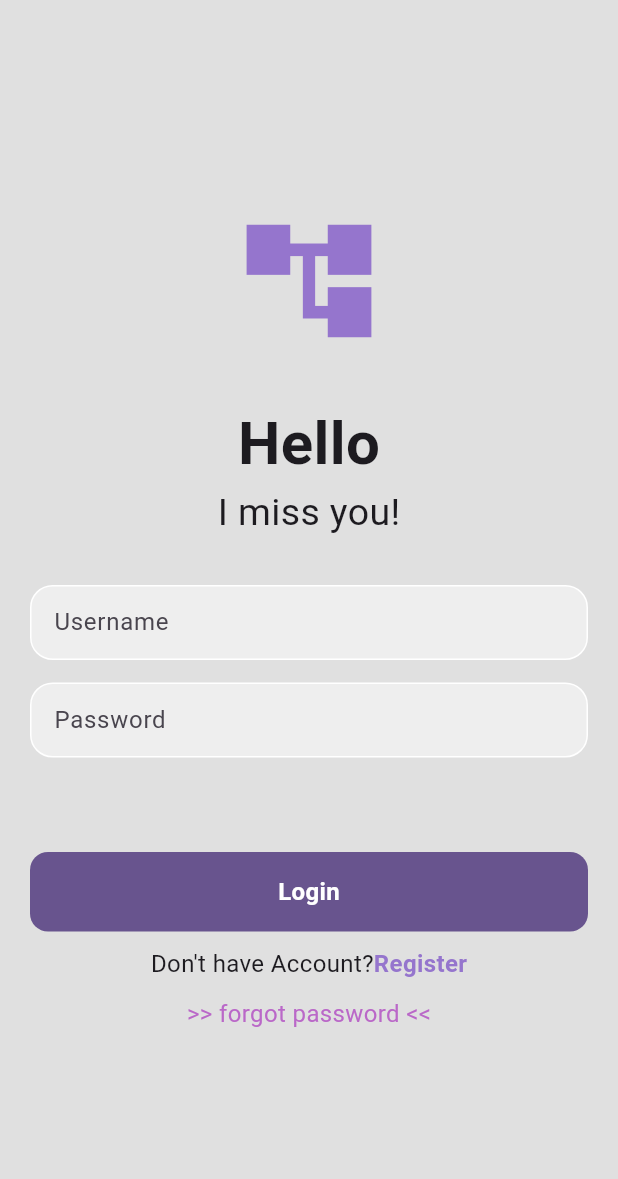
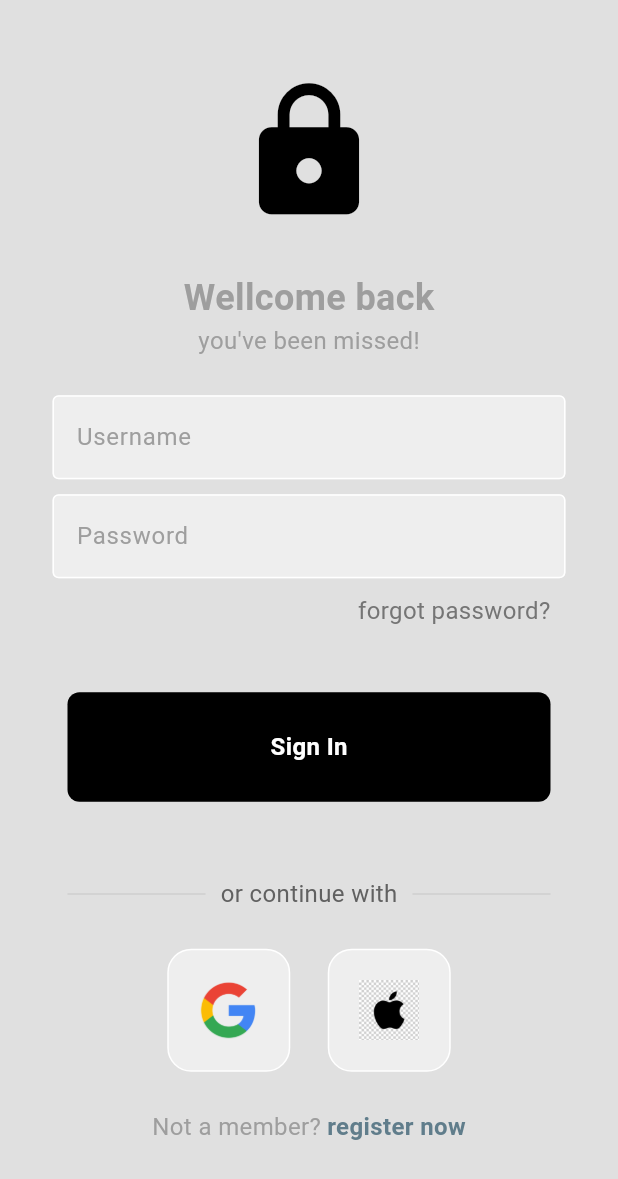
Before and after one commit to MiDouHsk/FlutterGit, a Flutter app: the PageLogin screen opened by its route, on a phone screen of 412 x 824 dp. Shown: the top 1179 px of the screen. Run offline on Flutter 3.47's test engine with Material 2 defaults, Android fonts, the phone set to English and light mode, and no system bars; our stand-ins replace dio, google_fonts, shared_preferences; accounts and stored records are empty.

Commit message:
update code

```diff
--- a/lib/main.dart
+++ b/lib/main.dart
@@ -60,7 +60,7 @@ class MyApp extends StatelessWidget {
         colorScheme: ColorScheme.fromSeed(seedColor: Colors.deepPurple),
         useMaterial3: true,
       ),
-      home: PageMain(),
+      home: PageLogin(),
     );
   }
 }
--- a/lib/providers/loginviewmodel.dart
+++ b/lib/providers/loginviewmodel.dart
@@ -3,7 +3,7 @@ import 'package:flutter_application_2/services/api_service.dart';
 
 class LoginViewModel with ChangeNotifier {
   String errorMessage = "";
-  int status = 0; //  0- not login 1 - waiting 2 - error 3 - login
+  int status = 0; //  0- not login/ 1 - waiting/ 2 - error/ 3 - login
   final api = ApiService();
   Future<void> login(String username, String password) async {
     status = 1;
@@ -17,6 +17,10 @@ class LoginViewModel with ChangeNotifier {
         status = 3;
       }
       notifyListeners();
-    } catch (e) {}
+    } catch (e) {
+      print("Lỗi khi đăng nhập: $e");
+      status = 2;
+      errorMessage = "Đã xảy ra lỗi khi đăng nhập.";
+    }
   }
 }
--- /dev/null
+++ b/lib/providers/square_title.dart
@@ -0,0 +1,22 @@
+import 'package:flutter/material.dart';
+
+class SquareTitle extends StatelessWidget {
+  final String imagePath;
+  const SquareTitle({super.key, required this.imagePath});
+
+  @override
+  Widget build(BuildContext context) {
+    return Container(
+      padding: EdgeInsets.all(20.0),
+      decoration: BoxDecoration(
+        border: Border.all(color: Colors.white),
+        borderRadius: BorderRadius.circular(16),
+        color: Colors.grey[200],
+      ),
+      child: Image.asset(
+        imagePath,
+        height: 40,
+      ),
+    );
+  }
+}
--- a/lib/ui/AppConstant.dart
+++ b/lib/ui/AppConstant.dart
@@ -2,13 +2,13 @@ import 'package:flutter/material.dart';
 import 'package:google_fonts/google_fonts.dart';
 
 class AppConstant {
-  static TextStyle textfancyheader = GoogleFonts.flavors(
+  static TextStyle textfancyheader = GoogleFonts.roboto(
     fontSize: 40,
-    color: Colors.deepPurple[300],
+    color: Colors.grey[700],
   );
-  static TextStyle textfancyheader2 = GoogleFonts.flavors(
-    fontSize: 30,
-    color: Colors.deepPurple[300],
+  static TextStyle textfancyheader2 = GoogleFonts.roboto(
+    fontSize: 24,
+    color: Colors.grey[700],
   );
 
   static TextStyle textError = TextStyle(
@@ -18,17 +18,17 @@ class AppConstant {
   );
 
   static TextStyle textlink = TextStyle(
-    color: Colors.purple[300],
+    color: Colors.grey[600],
     fontSize: 16,
   );
 
   static TextStyle textbody = TextStyle(
-    color: Colors.deepPurple[300],
+    color: Colors.grey[300],
     fontSize: 16,
   );
 
   static TextStyle textbodyfocus = TextStyle(
-    color: Colors.deepPurple,
+    color: Colors.grey,
     fontSize: 20,
   );
 }
--- a/lib/ui/custom_control.dart
+++ b/lib/ui/custom_control.dart
@@ -11,16 +11,82 @@ class CustomButton extends StatelessWidget {
   @override
   Widget build(BuildContext context) {
     return Container(
-      padding: const EdgeInsets.all(15),
+      padding: const EdgeInsets.all(25),
+      margin: const EdgeInsets.symmetric(horizontal: 25.0),
       decoration: BoxDecoration(
-        color: Theme.of(context).primaryColor,
-        borderRadius: BorderRadius.circular(12),
+        color: Colors.black,
+        borderRadius: BorderRadius.circular(8),
       ),
-      child: Center(
+      child: const Center(
         child: Text(
-          textButton,
-          style: const TextStyle(
-              color: Colors.white, fontSize: 16, fontWeight: FontWeight.bold),
+          "Sign In",
+          style: TextStyle(
+            color: Colors.white,
+            fontWeight: FontWeight.bold,
+            fontSize: 16,
+          ),
+        ),
+      ),
+    );
+  }
+}
+
+class ButtonRegister extends StatelessWidget {
+  const ButtonRegister({
+    super.key,
+    required this.textButton,
+  });
+
+  final String textButton;
+
+  @override
+  Widget build(BuildContext context) {
+    return Container(
+      padding: const EdgeInsets.all(25),
+      margin: const EdgeInsets.symmetric(horizontal: 25.0),
+      decoration: BoxDecoration(
+        color: Colors.black,
+        borderRadius: BorderRadius.circular(8),
+      ),
+      child: const Center(
+        child: Text(
+          "register",
+          style: TextStyle(
+            color: Colors.white,
+            fontWeight: FontWeight.bold,
+            fontSize: 16,
+          ),
+        ),
+      ),
+    );
+  }
+}
+
+class ButtonForgot extends StatelessWidget {
+  const ButtonForgot({
+    super.key,
+    required this.textButton,
+  });
+
+  final String textButton;
+
+  @override
+  Widget build(BuildContext context) {
+    return Container(
+      padding: const EdgeInsets.all(25),
+      margin: const EdgeInsets.symmetric(horizontal: 25.0),
+      decoration: BoxDecoration(
+        color: Colors.black,
+        borderRadius: BorderRadius.circular(8),
+      ),
+      child: const Center(
+        child: Text(
+          "Send",
+          style: TextStyle(
+            color: Colors.white,
+            fontWeight: FontWeight.bold,
+            fontSize: 16,
+          ),
         ),
       ),
     );
@@ -43,17 +109,20 @@ class CustomTextField extends StatelessWidget {
   Widget build(BuildContext context) {
     return Container(
       padding: const EdgeInsets.symmetric(horizontal: 15),
-      decoration: BoxDecoration(
-          color: Colors.grey[200],
-          border: Border.all(color: Colors.white),
-          borderRadius: BorderRadius.circular(15)),
       child: TextField(
-          obscureText: obscureText,
-          controller: _textController,
-          decoration: InputDecoration(
+        obscureText: obscureText,
+        decoration: InputDecoration(
+            enabledBorder: const OutlineInputBorder(
+              borderSide: BorderSide(color: Colors.white),
+            ),
+            focusedBorder: OutlineInputBorder(
+              borderSide: BorderSide(color: Colors.grey.shade400),
+            ),
+            fillColor: Colors.grey.shade200,
+            filled: true,
             hintText: hintText,
-            border: InputBorder.none,
-          )),
+            hintStyle: TextStyle(color: Colors.grey[500])),
+      ),
     );
   }
 }
@@ -66,9 +135,9 @@ class AppLogo extends StatelessWidget {
   @override
   Widget build(BuildContext context) {
     return Icon(
-      Icons.account_tree,
+      Icons.lock,
       size: 100,
-      color: Colors.deepPurple[300],
+      color: Colors.black,
     );
   }
 }
@@ -86,7 +155,7 @@ class CustomSpinner extends StatelessWidget {
     return Container(
       height: size.height,
       width: size.width,
-      color: Colors.deepPurple.withOpacity(0.5),
+      color: Colors.grey.shade700.withOpacity(0.5),
       child: const Center(
         child: Image(
           width: 50,
--- a/lib/ui/page_forgot.dart
+++ b/lib/ui/page_forgot.dart
@@ -73,7 +73,7 @@ class PageForgot extends StatelessWidget {
                             height: 40,
                           ),
                           const Text(
-                              "Dien Email vao de xac thuc qua trinh Lay lai mat khau!"),
+                              "Enter your email to retrieve your password!"),
                           const SizedBox(
                             height: 10,
                           ),
@@ -94,7 +94,7 @@ class PageForgot extends StatelessWidget {
                               final email = _emailController.text.trim();
                               viewmodel.forgotPassword(email);
                             },
-                            child: CustomButton(textButton: "Gui Yeu Cau"),
+                            child: ButtonForgot(textButton: "Gui Yeu Cau"),
                           ),
                           const SizedBox(
                             height: 10,
--- a/lib/ui/page_login.dart
+++ b/lib/ui/page_login.dart
@@ -1,4 +1,5 @@
 import 'package:flutter/material.dart';
+import 'package:flutter_application_2/providers/square_title.dart';
 import 'package:flutter_application_2/ui/AppConstant.dart';
 import 'package:flutter_application_2/ui/page_forgot.dart';
 import 'package:flutter_application_2/ui/page_register.dart';
@@ -49,35 +50,61 @@ class PageLogin extends StatelessWidget {
                         height: 30,
                       ),
                       const Text(
-                        "Hello",
+                        "Wellcome back",
                         style: TextStyle(
-                          fontSize: 40,
+                          fontSize: 24,
                           fontWeight: FontWeight.bold,
+                          color: Colors.grey,
                         ),
                       ),
                       const Text(
-                        "I miss you!",
-                        style: TextStyle(fontSize: 25),
+                        "you've been missed!",
+                        style: TextStyle(
+                          fontSize: 16,
+                          color: Colors.grey,
+                        ),
                       ),
                       const SizedBox(
-                        height: 30,
+                        height: 25,
                       ),
+                      //user name textfield
                       CustomTextField(
                         hintText: "Username",
                         textController: _emailController,
                         obscureText: false,
                       ),
                       const SizedBox(
-                        height: 15,
+                        height: 10,
                       ),
+                      //password textfield
                       CustomTextField(
                         hintText: "Password",
                         textController: _passwordController,
                         obscureText: true,
                       ),
                       const SizedBox(
-                        height: 30,
+                        height: 10,
                       ),
+                      // forgot password
+                      GestureDetector(
+                        onTap: () => Navigator.of(context)
+                            .popAndPushNamed(PageForgot.routename),
+                        child: Padding(
+                          padding: const EdgeInsets.symmetric(horizontal: 25.0),
+                          child: Row(
+                            mainAxisAlignment: MainAxisAlignment.end,
+                            children: [
+                              Text(
+                                "forgot password?",
+                                style: AppConstant.textlink,
+                              ),
+                            ],
+                          ),
+                        ),
+                      ),
+                      const SizedBox(
+                        height: 10,
+                      ), // error messege
                       viewmodel.status == 2
                           ? Text(
                               viewmodel.errorMessage,
@@ -85,6 +112,7 @@ class PageLogin extends StatelessWidget {
                             )
                           : const Text(" "),
                       const SizedBox(height: 10),
+                      // button login
                       GestureDetector(
                         onTap: () {
                           String username = _emailController.text.trim();
@@ -96,20 +124,72 @@ class PageLogin extends StatelessWidget {
                         ),
                       ),
                       const SizedBox(
-                        height: 10,
+                        height: 50,
                       ),
+                      // or continue with
+                      Padding(
+                        padding: const EdgeInsets.symmetric(horizontal: 25.0),
+                        child: Row(
+                          children: [
+                            Expanded(
+                              child: Divider(
+                                thickness: .5,
+                                color: Colors.grey[400],
+                              ),
+                            ),
+                            Padding(
+                              padding:
+                                  const EdgeInsets.symmetric(horizontal: 10.0),
+                              child: Text(
+                                "or continue with",
+                                style: TextStyle(
+                                  color: Colors.grey.shade700,
+                                ),
+                              ),
+                            ),
+                            Expanded(
+                              child: Divider(
+                                thickness: .5,
+                                color: Colors.grey[400],
+                              ),
+                            ),
+                          ],
+                        ),
+                      ),
+                      const SizedBox(height: 25),
+                      //  google + apple sign in buttons.
+                      const Row(
+                        mainAxisAlignment: MainAxisAlignment.center,
+                        children: [
+                          //google button
+                          SquareTitle(imagePath: 'assets/images/google.png'),
+                          SizedBox(width: 25),
+                          // apple button
+                          SquareTitle(imagePath: 'assets/images/apple.png'),
+                        ],
+                      ),
+
+                      const SizedBox(height: 25),
                       Row(
                         mainAxisAlignment: MainAxisAlignment.center,
                         children: [
-                          const Text("Don't have Account?"),
+                          const Text(
+                            "Not a member?",
+                            style: TextStyle(
+                              color: Colors.grey,
+                            ),
+                          ),
+                          const SizedBox(
+                            width: 4,
+                          ),
                           GestureDetector(
                             onTap: () => Navigator.of(context)
                                 .popAndPushNamed(PageRegister.routename),
-                            child: Text(
-                              "Register",
+                            child: const Text(
+                              "register now",
                               style: TextStyle(
                                   fontWeight: FontWeight.bold,
-                                  color: Colors.deepPurple[300]),
+                                  color: Colors.blueGrey),
                             ),
                           )
                         ],
@@ -117,14 +197,6 @@ class PageLogin extends StatelessWidget {
                       const SizedBox(
                         height: 10,
                       ),
-                      GestureDetector(
-                        onTap: () => Navigator.of(context)
-                            .popAndPushNamed(PageForgot.routename),
-                        child: Text(
-                          ">> forgot password <<",
-                          style: AppConstant.textlink,
-                        ),
-                      )
                     ],
                   ),
                 ),
```
Also changed, not shown: lib/ui/page_register.dart (+4 -3 lines), assets/images/apple.png (added), assets/images/google.png (added).
